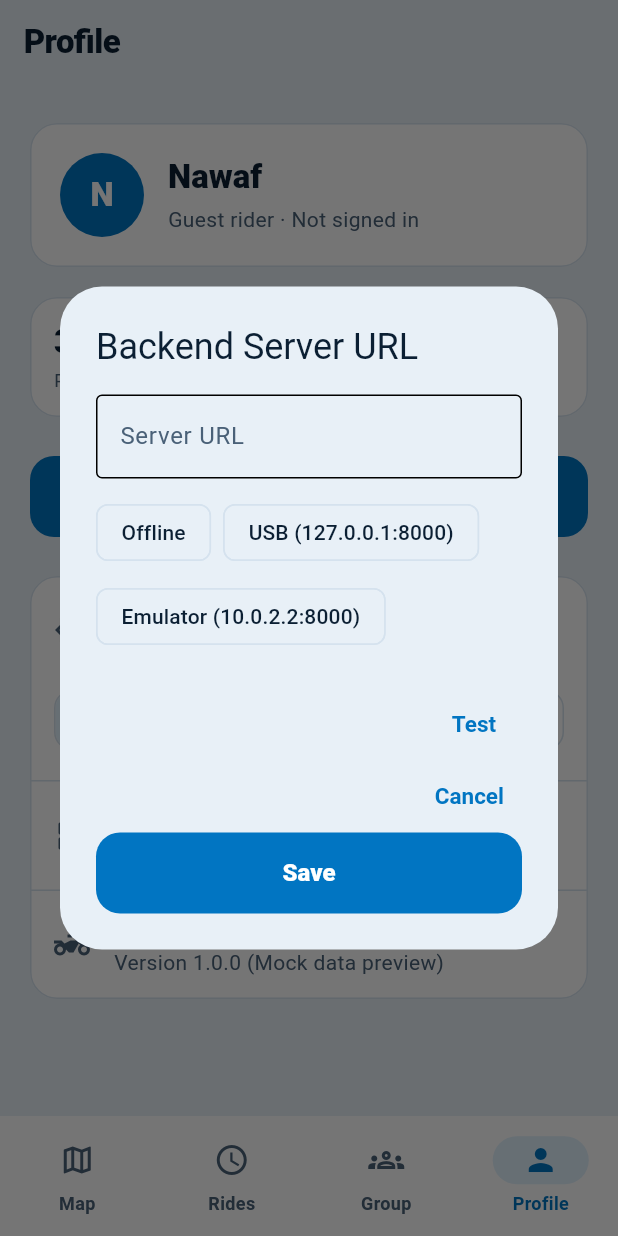
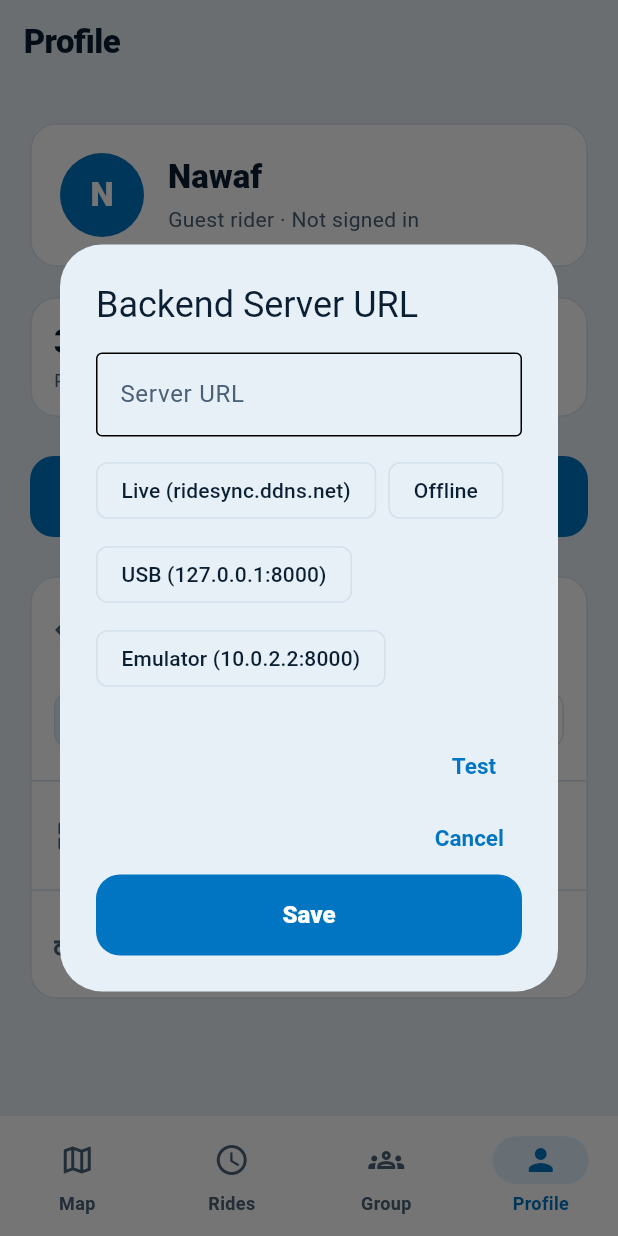
Before and after one commit to nawaftahir/ridesync, a Flutter app: the screen it shows after launch, item 4 of the bottom bar chosen, after a tap on "Backend server", on a phone screen of 412 x 824 dp. Run offline on Flutter 3.47's test engine with Material 3 defaults, Android fonts, the phone set to English and light mode, and no system bars; our stand-ins replace flutter_map, geolocator, latlong2, shared_preferences; missing offline and left inert: vector_map_tiles; statements that could not run were skipped.

Commit message:
Persist server URL and editable rider name on device

```diff
--- a/lib/screens/profile_screen.dart
+++ b/lib/screens/profile_screen.dart
@@ -1,15 +1,18 @@
 import 'package:flutter/material.dart';
 import 'package:ridesync/repositories/ride_repository.dart';
 import 'package:ridesync/screens/login_screen.dart';
+import 'package:ridesync/services/app_preferences.dart';
 import 'package:ridesync/services/ride_api_service.dart';
 
-// Rider profile page with mock rider summary, theme switcher, server config, and login link.
+// Rider profile page with editable name, theme switcher, server config, and login link.
 class ProfileScreen extends StatelessWidget {
   const ProfileScreen({
     super.key,
     this.rideRepository = const RideRepository(),
     this.themeMode = ThemeMode.system,
     this.onThemeModeChanged,
+    this.riderName = AppPreferences.defaultRiderName,
+    this.onRiderNameChanged,
     this.serverUrl = '',
     this.onServerUrlChanged,
   });
@@ -17,6 +20,8 @@ class ProfileScreen extends StatelessWidget {
   final RideRepository rideRepository;
   final ThemeMode themeMode;
   final ValueChanged<ThemeMode>? onThemeModeChanged;
+  final String riderName;
+  final ValueChanged<String>? onRiderNameChanged;
   final String serverUrl;
   final ValueChanged<String>? onServerUrlChanged;
 
@@ -48,6 +53,11 @@ class ProfileScreen extends StatelessWidget {
         padding: const EdgeInsets.all(20),
         children: [
           Card(
+            child: InkWell(
+              borderRadius: BorderRadius.circular(12),
+              onTap: onRiderNameChanged == null
+                  ? null
+                  : () => _openNameDialog(context),
               child: Padding(
                 padding: const EdgeInsets.all(20),
                 child: Row(
@@ -56,9 +66,11 @@ class ProfileScreen extends StatelessWidget {
                       radius: 28,
                       backgroundColor: colors.primary,
                       foregroundColor: colors.onPrimary,
-                    child: const Text(
-                      'N',
-                      style: TextStyle(
+                      child: Text(
+                        riderName.trim().isEmpty
+                            ? '?'
+                            : riderName.trim()[0].toUpperCase(),
+                        style: const TextStyle(
                           fontSize: 22,
                           fontWeight: FontWeight.w800,
                         ),
@@ -70,14 +82,18 @@ class ProfileScreen extends StatelessWidget {
                         crossAxisAlignment: CrossAxisAlignment.start,
                         children: [
                           Text(
-                          'Nawaf',
+                            riderName.trim().isEmpty
+                                ? AppPreferences.defaultRiderName
+                                : riderName.trim(),
                             style: text.titleLarge?.copyWith(
                               fontWeight: FontWeight.w800,
                             ),
                           ),
                           const SizedBox(height: 4),
                           Text(
-                          'Guest rider · Not signed in',
+                            onRiderNameChanged == null
+                                ? 'Guest rider · Not signed in'
+                                : 'Tap to change display name',
                             style: text.bodyMedium?.copyWith(
                               color: colors.onSurfaceVariant,
                             ),
@@ -85,7 +101,14 @@ class ProfileScreen extends StatelessWidget {
                         ],
                       ),
                     ),
+                    if (onRiderNameChanged != null)
+                      Icon(
+                        Icons.edit_outlined,
+                        size: 20,
+                        color: colors.onSurfaceVariant,
+                      ),
                   ],
+                ),
               ),
             ),
           ),
@@ -190,6 +213,16 @@ class ProfileScreen extends StatelessWidget {
     );
   }
 
+  Future<void> _openNameDialog(BuildContext context) async {
+    final nextName = await showDialog<String>(
+      context: context,
+      builder: (_) => _RiderNameDialog(initialName: riderName),
+    );
+    if (nextName != null && nextName.isNotEmpty) {
+      onRiderNameChanged?.call(nextName);
+    }
+  }
+
   Future<void> _openServerDialog(BuildContext context) async {
     final nextUrl = await showDialog<String>(
       context: context,
@@ -198,6 +231,55 @@ class ProfileScreen extends StatelessWidget {
     if (nextUrl != null) {
       onServerUrlChanged?.call(nextUrl);
     }
+  }
+}
+
+class _RiderNameDialog extends StatefulWidget {
+  const _RiderNameDialog({required this.initialName});
+
+  final String initialName;
+
+  @override
+  State<_RiderNameDialog> createState() => _RiderNameDialogState();
+}
+
+class _RiderNameDialogState extends State<_RiderNameDialog> {
+  late final TextEditingController _controller = TextEditingController(
+    text: widget.initialName,
+  );
+
+  @override
+  void dispose() {
+    _controller.dispose();
+    super.dispose();
+  }
+
+  @override
+  Widget build(BuildContext context) {
+    return AlertDialog(
+      title: const Text('Rider Display Name'),
+      content: TextField(
+        controller: _controller,
+        autofocus: true,
+        textCapitalization: TextCapitalization.words,
+        maxLength: 30,
+        decoration: const InputDecoration(
+          labelText: 'Your name on the map',
+          border: OutlineInputBorder(),
+        ),
+        onSubmitted: (value) => Navigator.of(context).pop(value.trim()),
+      ),
+      actions: [
+        TextButton(
+          onPressed: () => Navigator.of(context).pop(),
+          child: const Text('Cancel'),
+        ),
+        FilledButton(
+          onPressed: () => Navigator.of(context).pop(_controller.text.trim()),
+          child: const Text('Save'),
+        ),
+      ],
+    );
   }
 }
 
@@ -294,6 +376,11 @@ class _ServerConfigDialogState extends State<_ServerConfigDialog> {
               runSpacing: 8,
               children: [
                 ActionChip(
+                  label: const Text('Live (ridesync.ddns.net)'),
+                  onPressed: () =>
+                      _setPreset(AppPreferences.defaultLiveServerUrl),
+                ),
+                ActionChip(
                   label: const Text('Offline'),
                   onPressed: () => _setPreset(''),
                 ),
--- /dev/null
+++ b/lib/services/app_preferences.dart
@@ -0,0 +1,30 @@
+import 'package:shared_preferences/shared_preferences.dart';
+
+// Saves simple rider settings (display name and backend URL) on the phone.
+class AppPreferences {
+  static const String _serverUrlKey = 'server_url';
+  static const String _riderNameKey = 'rider_name';
+
+  static const String defaultLiveServerUrl = 'https://ridesync.ddns.net';
+  static const String defaultRiderName = 'Nawaf';
+
+  Future<String?> loadServerUrl() async {
+    final prefs = await SharedPreferences.getInstance();
+    return prefs.getString(_serverUrlKey);
+  }
+
+  Future<void> saveServerUrl(String url) async {
+    final prefs = await SharedPreferences.getInstance();
+    await prefs.setString(_serverUrlKey, url.trim());
+  }
+
+  Future<String?> loadRiderName() async {
+    final prefs = await SharedPreferences.getInstance();
+    return prefs.getString(_riderNameKey);
+  }
+
+  Future<void> saveRiderName(String name) async {
+    final prefs = await SharedPreferences.getInstance();
+    await prefs.setString(_riderNameKey, name.trim());
+  }
+}
--- a/pubspec.yaml
+++ b/pubspec.yaml
@@ -45,6 +45,7 @@ dependencies:
   provider: ^6.1.5+1
   # MariaDB Driver
   mysql_client: ^0.0.27
+  shared_preferences: ^2.5.6
 
 
 dev_dependencies:
```
Also changed, not shown: pubspec.lock. Lines whose indentation alone changed are shown as unchanged.
